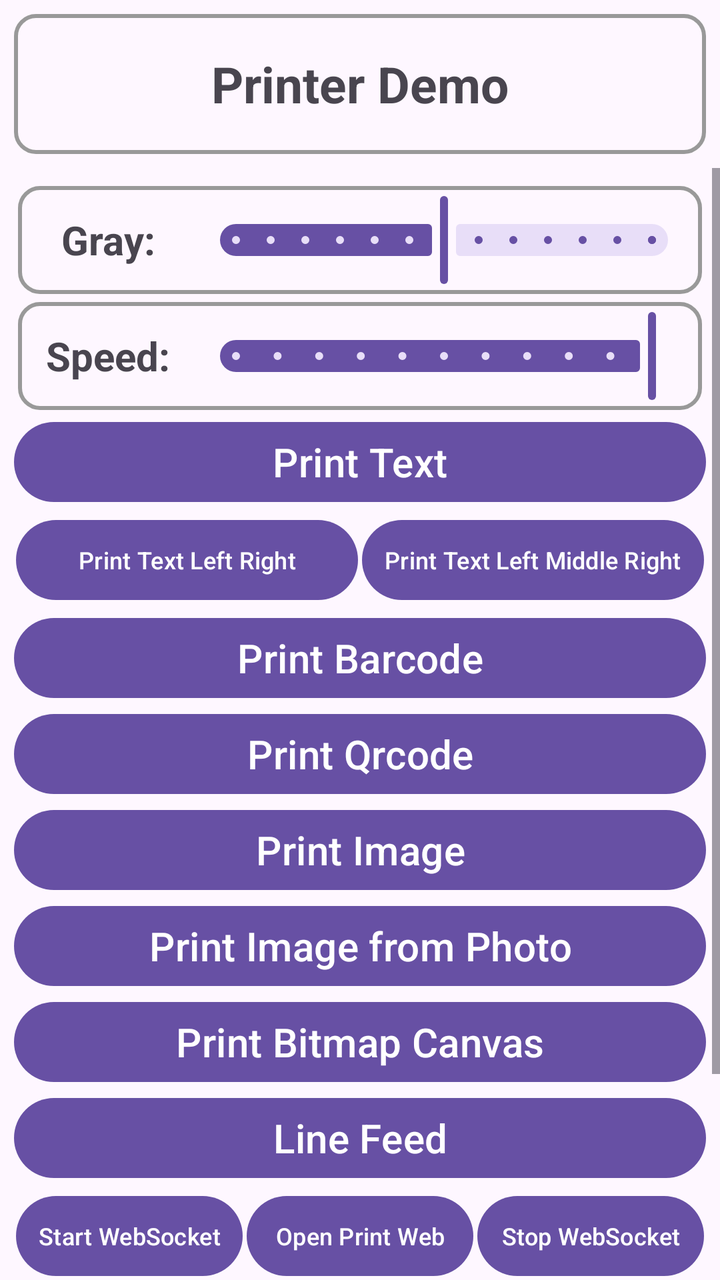
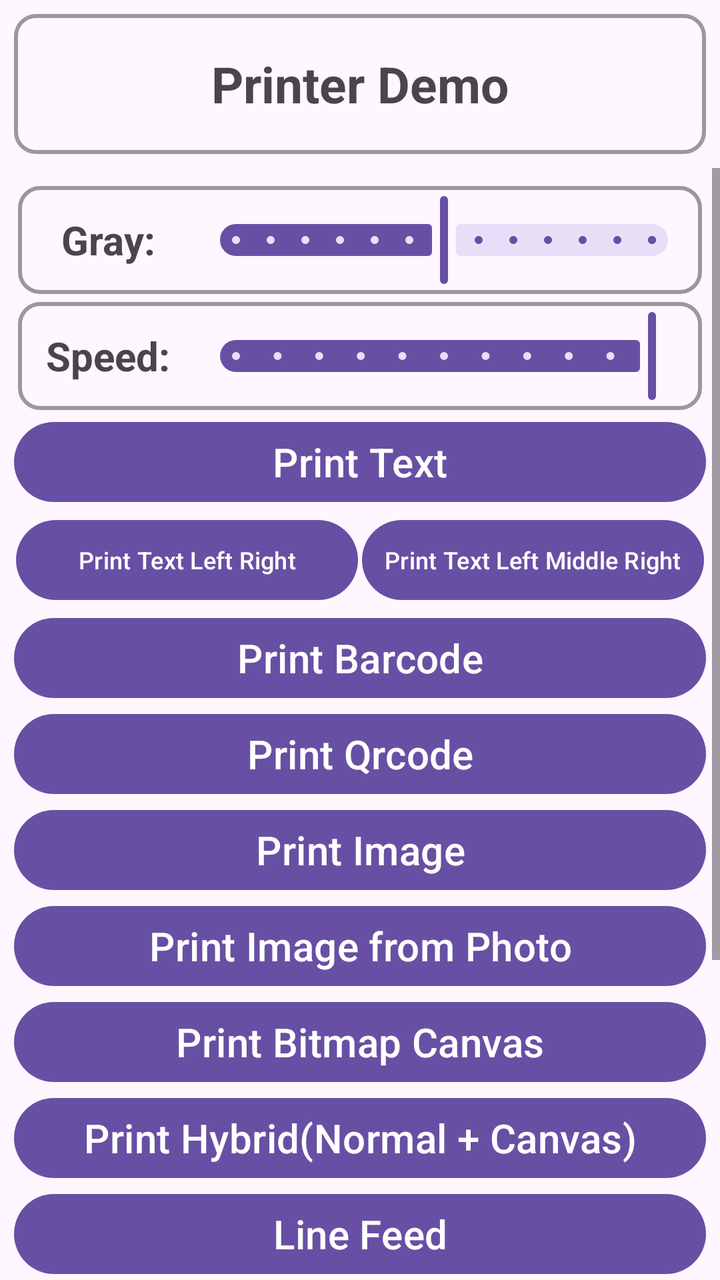

An Android layout rendered at two revisions. The XML below is the earlier revision; the diff shows what the commit changed to produce the second picture.
<!-- AndroidManifest.xml: application theme Theme.POSGeneralSDKDemo -->
<!-- res/layout/activity_printer.xml -->
<?xml version="1.0" encoding="utf-8"?>
<LinearLayout xmlns:android="http://schemas.android.com/apk/res/android"
    xmlns:app="http://schemas.android.com/apk/res-auto"
    xmlns:tools="http://schemas.android.com/tools"
    android:id="@+id/main"
    android:layout_width="match_parent"
    android:layout_height="match_parent"
    android:orientation="vertical">

    <FrameLayout
        android:layout_width="match_parent"
        android:layout_height="70dp"
        android:layout_margin="7dp">

        <TextView
            android:id="@+id/tvPrinterTitle"
            android:layout_width="match_parent"
            android:layout_height="match_parent"
            android:textSize="25dp"
            android:text="Printer Demo"
            android:gravity="center"
            android:textStyle="bold"
            android:background="@drawable/border"
            android:visibility="visible"/>

        <ProgressBar
            android:id="@+id/pbWaiting"
            android:layout_width="match_parent"
            android:layout_height="match_parent"
            android:background="#FF6666"
            android:visibility="invisible"/>

    </FrameLayout>

    <ScrollView
        android:layout_width="match_parent"
        android:layout_height="match_parent">

        <LinearLayout
            android:layout_width="match_parent"
            android:layout_height="wrap_content"
            android:orientation="vertical"
            android:padding="7dp">

            <LinearLayout
                android:layout_width="match_parent"
                android:background="@drawable/border"
                android:layout_height="wrap_content"
                android:layout_margin="2dp"
                android:orientation="horizontal">

                <TextView
                    android:layout_width="0dp"
                    android:layout_height="match_parent"
                    android:layout_weight="1"
                    android:text="Gray:"
                    android:textSize="20sp"
                    android:textStyle="bold"
                    android:gravity="center"/>

                <com.google.android.material.slider.Slider
                    android:id="@+id/sliderGray"
                    android:layout_width="0dp"
                    android:layout_height="wrap_content"
                    android:layout_weight="3"
                    android:valueFrom="-6"
                    android:valueTo="6"
                    android:value="0"
                    android:stepSize="1"/>

            </LinearLayout>

            <LinearLayout
                android:layout_width="match_parent"
                android:background="@drawable/border"
                android:layout_height="wrap_content"
                android:layout_margin="2dp"
                android:orientation="horizontal">

                <TextView
                    android:layout_width="0dp"
                    android:layout_height="match_parent"
                    android:layout_weight="1"
                    android:text="Speed:"
                    android:textSize="20sp"
                    android:textStyle="bold"
                    android:gravity="center"/>

                <com.google.android.material.slider.Slider
                    android:id="@+id/sliderPrintSpeed"
                    android:layout_width="0dp"
                    android:layout_height="wrap_content"
                    android:layout_weight="3"
                    android:valueFrom="0"
                    android:valueTo="10"
                    android:value="10"
                    android:stepSize="1"/>

            </LinearLayout>

            <Button
                android:id="@+id/btnPrintText"
                android:layout_width="match_parent"
                android:layout_height="wrap_content"
                android:text="Print Text"
                android:textSize="20sp"/>


            <LinearLayout
                android:layout_width="match_parent"
                android:layout_height="wrap_content"
                android:orientation="horizontal">

                <Button
                    android:id="@+id/btnPrintTextLeftRight"
                    android:layout_width="0dp"
                    android:layout_height="wrap_content"
                    android:layout_weight="1"
                    android:text="Print Text Left Right"
                    android:textSize="12sp"
                    android:layout_margin="1dp"
                    android:padding="0dp"/>

                <Button
                    android:id="@+id/btnPrintTextLeftMiddleRight"
                    android:layout_width="0dp"
                    android:layout_height="wrap_content"
                    android:layout_weight="1"
                    android:text="Print Text Left Middle Right"
                    android:textSize="12sp"
                    android:layout_margin="1dp"
                    android:padding="0dp"/>


            </LinearLayout>

            <Button
                android:id="@+id/btnPrintBarcode"
                android:layout_width="match_parent"
                android:layout_height="wrap_content"
                android:text="Print Barcode"
                android:textSize="20sp"/>

            <Button
                android:id="@+id/btnPrintQrcode"
                android:layout_width="match_parent"
                android:layout_height="wrap_content"
                android:text="Print Qrcode"
                android:textSize="20sp"/>

            <Button
                android:id="@+id/btnPrintImage"
                android:layout_width="match_parent"
                android:layout_height="wrap_content"
                android:text="Print Image"
                android:textSize="20sp"/>

            <Button
                android:id="@+id/btnPrintImageFromPhoto"
                android:layout_width="match_parent"
                android:layout_height="wrap_content"
                android:text="Print Image from Photo"
                android:textSize="20sp"/>


            <Button
                android:id="@+id/btnPrintBitmapCanvas"
                android:layout_width="match_parent"
                android:layout_height="wrap_content"
                android:text="Print Bitmap Canvas"
                android:textSize="20sp"/>

            <Button
                android:id="@+id/btnLineFeed"
                android:layout_width="match_parent"
                android:layout_height="wrap_content"
                android:text="Line Feed"
                android:textSize="20sp" />


            <LinearLayout
                android:layout_width="match_parent"
                android:layout_height="wrap_content"
                android:orientation="horizontal">

                <Button
                    android:id="@+id/btnStartWebSocketPrinter"
                    android:layout_width="0dp"
                    android:layout_height="wrap_content"
                    android:layout_weight="1"
                    android:text="Start WebSocket"
                    android:textSize="12sp"
                    android:layout_margin="1dp"
                    android:padding="0dp"/>

                <Button
                    android:id="@+id/btnOpenPrintWeb"
                    android:layout_width="0dp"
                    android:layout_height="wrap_content"
                    android:layout_weight="1"
                    android:text="Open Print Web"
                    android:textSize="12sp"
                    android:layout_margin="1dp"
                    android:padding="0dp"/>

                <Button
                    android:id="@+id/btnStopWebSocketPrinter"
                    android:layout_width="0dp"
                    android:layout_height="wrap_content"
                    android:layout_weight="1"
                    android:text="Stop WebSocket"
                    android:textSize="12sp"
                    android:layout_margin="1dp"
                    android:padding="0dp"/>


            </LinearLayout>

            <Button
                android:id="@+id/btnSppBluetoothPrinter"
                android:layout_width="match_parent"
                android:layout_height="wrap_content"
                android:text="SPP Bluetooth Printer"
                android:textSize="20sp"/>


            <Button
                android:id="@+id/btnWifiPrinter"
                android:layout_width="match_parent"
                android:layout_height="wrap_content"
                android:text="WiFi Printer"
                android:textSize="20sp"/>


            <TextView
                android:id="@+id/tvMqttInfo"
                android:layout_width="match_parent"
                android:layout_height="wrap_content"
                android:textSize="15sp"/>

        </LinearLayout>

    </ScrollView>
    
</LinearLayout>
<!-- resources referenced by this layout -->
<resources>
  <!-- drawable border (drawable) -->
  <?xml version="1.0" encoding="utf-8"?>
  <shape xmlns:android="http://schemas.android.com/apk/res/android">
  
      <stroke android:width="2dp" android:color="#999999"/>
      <padding android:bottom="3dp" android:left="3dp" android:right="3dp" android:top="3dp"/>
      <corners android:radius="10dp"/>
  
  </shape>
  <style name="Theme.POSGeneralSDKDemo" parent="Base.Theme.POSGeneralSDKDemo" />
  <style name="Base.Theme.POSGeneralSDKDemo" parent="Theme.Material3.DayNight.NoActionBar">
          
          
      </style>
</resources>

<!-- the commit's change to res/layout/activity_printer.xml (unified diff, before → after) -->
@@ -171,6 +171,13 @@
                 android:textSize="20sp"/>
 
             <Button
+                android:id="@+id/btnPrintHybrid"
+                android:layout_width="match_parent"
+                android:layout_height="wrap_content"
+                android:text="Print Hybrid(Normal + Canvas)"
+                android:textSize="20sp"/>
+
+            <Button
                 android:id="@+id/btnLineFeed"
                 android:layout_width="match_parent"
                 android:layout_height="wrap_content"
@@ -194,21 +201,40 @@
                     android:padding="0dp"/>
 
                 <Button
-                    android:id="@+id/btnOpenPrintWeb"
-                    android:layout_width="0dp"
-                    android:layout_height="wrap_content"
-                    android:layout_weight="1"
-                    android:text="Open Print Web"
-                    android:textSize="12sp"
-                    android:layout_margin="1dp"
-                    android:padding="0dp"/>
-
-                <Button
                     android:id="@+id/btnStopWebSocketPrinter"
                     android:layout_width="0dp"
                     android:layout_height="wrap_content"
                     android:layout_weight="1"
                     android:text="Stop WebSocket"
+                    android:textSize="12sp"
+                    android:layout_margin="1dp"
+                    android:padding="0dp"/>
+
+
+            </LinearLayout>
+
+            <LinearLayout
+                android:layout_width="match_parent"
+                android:layout_height="wrap_content"
+                android:orientation="horizontal">
+
+
+                <Button
+                    android:id="@+id/btnOpenPrintWebLocal"
+                    android:layout_width="0dp"
+                    android:layout_height="wrap_content"
+                    android:layout_weight="1"
+                    android:text="Open Print Web Local"
+                    android:textSize="12sp"
+                    android:layout_margin="1dp"
+                    android:padding="0dp"/>
+
+                <Button
+                    android:id="@+id/btnOpenPrintWebCloud"
+                    android:layout_width="0dp"
+                    android:layout_height="wrap_content"
+                    android:layout_weight="1"
+                    android:text="Open Print Web Cloud"
                     android:textSize="12sp"
                     android:layout_margin="1dp"
                     android:padding="0dp"/>
